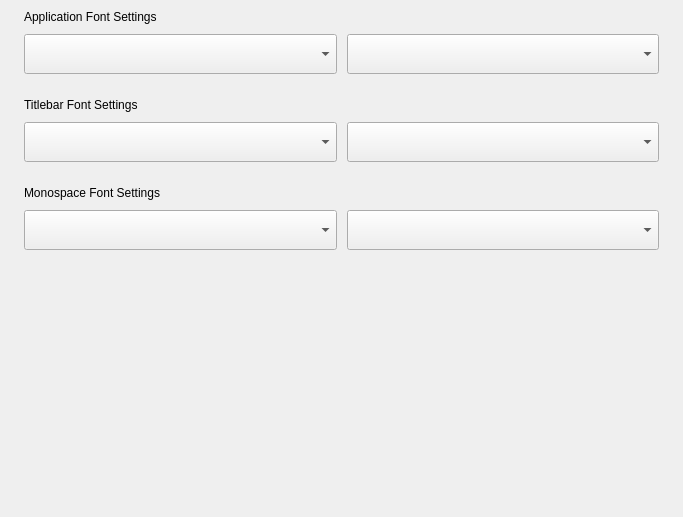
Old version of the form src/pages/font/fonts.ui in the repository openeuler-mirror/kiran-control-panel.
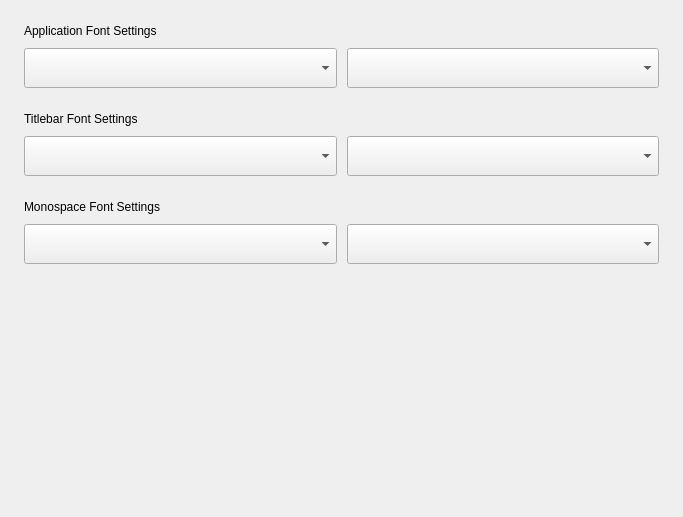
New version of the form.

Commit message:
fix(*):image selector adjust images and add border-left of pages
- 使图片选择器适应图片数量，添加页面的左边框

What changed in the file:
```diff
--- a/src/pages/font/fonts.ui
+++ b/src/pages/font/fonts.ui
@@ -15,13 +15,31 @@
   </property>
   <layout class="QVBoxLayout" name="verticalLayout_4">
    <property name="spacing">
+    <number>0</number>
+   </property>
+   <property name="leftMargin">
+    <number>0</number>
+   </property>
+   <property name="topMargin">
+    <number>0</number>
+   </property>
+   <property name="rightMargin">
+    <number>0</number>
+   </property>
+   <property name="bottomMargin">
+    <number>0</number>
+   </property>
+   <item>
+    <widget class="QWidget" name="widget_fonts" native="true">
+     <layout class="QVBoxLayout" name="verticalLayout_6">
+      <property name="spacing">
     <number>24</number>
    </property>
    <property name="leftMargin">
     <number>24</number>
    </property>
    <property name="topMargin">
-    <number>10</number>
+       <number>24</number>
    </property>
    <property name="rightMargin">
     <number>24</number>
@@ -30,7 +48,9 @@
     <number>40</number>
    </property>
    <item>
-    <widget class="QWidget" name="widget" native="true">
+       <layout class="QVBoxLayout" name="verticalLayout_5">
+        <item>
+         <widget class="QWidget" name="widget_2" native="true">
      <layout class="QVBoxLayout" name="verticalLayout">
       <property name="spacing">
        <number>10</number>
@@ -106,7 +126,7 @@
     </widget>
    </item>
    <item>
-    <widget class="QWidget" name="widget_2" native="true">
+         <widget class="QWidget" name="widget_3" native="true">
      <layout class="QVBoxLayout" name="verticalLayout_2">
       <property name="spacing">
        <number>10</number>
@@ -176,7 +196,7 @@
     </widget>
    </item>
    <item>
-    <widget class="QWidget" name="widget_3" native="true">
+         <widget class="QWidget" name="widget_4" native="true">
      <layout class="QVBoxLayout" name="verticalLayout_3">
       <property name="spacing">
        <number>10</number>
@@ -257,6 +277,11 @@
       </size>
      </property>
     </spacer>
+        </item>
+       </layout>
+      </item>
+     </layout>
+    </widget>
    </item>
   </layout>
  </widget>
```
Lines whose indentation alone changed are shown as unchanged. The commit also changes 15 other files.
